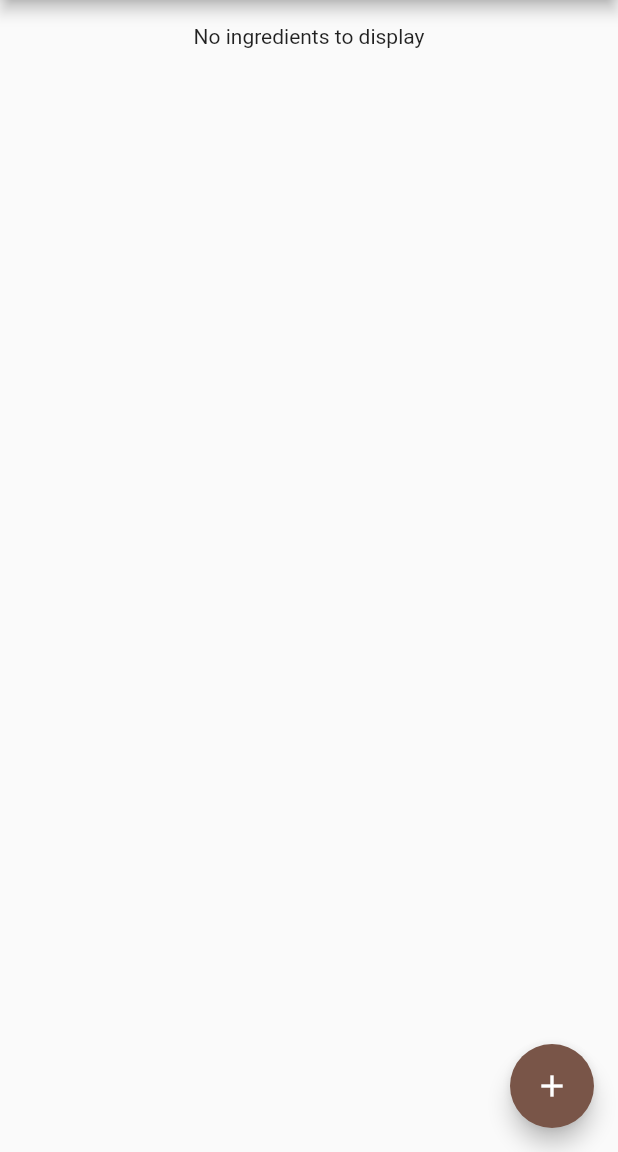
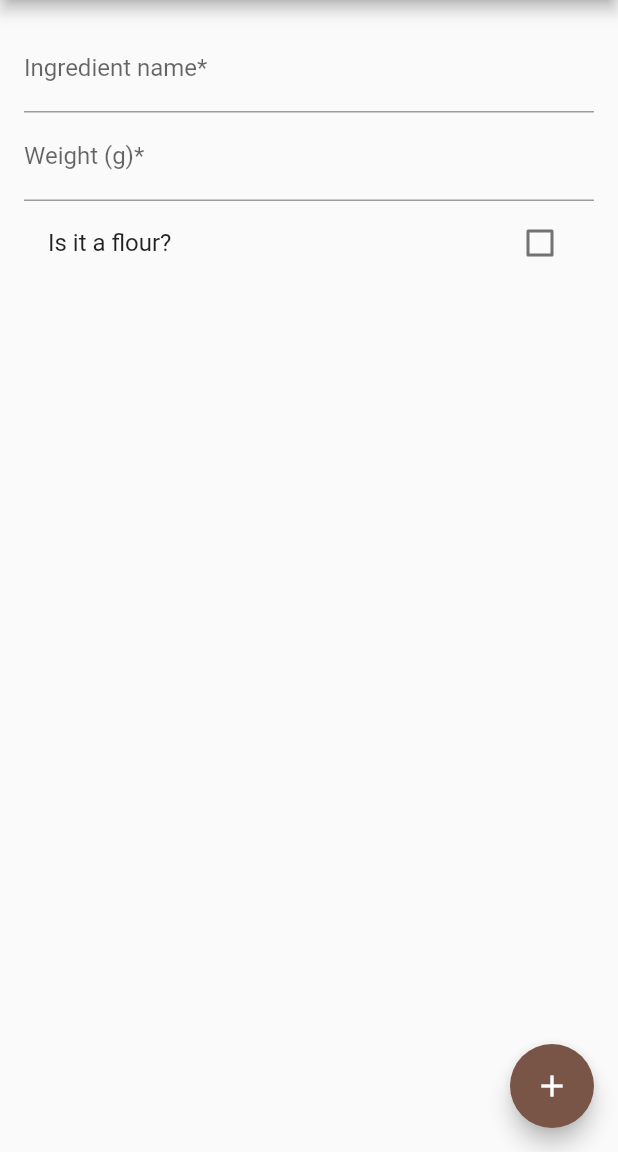
Before and after one commit to juanojeda/bread-calculator-flutter, a Flutter app: the screen it shows after launch, on a phone screen of 412 x 824 dp, the part 84-1236 px from its top. Run offline on Flutter 3.47's test engine with Material 2 defaults, Android fonts, the phone set to English and light mode, and no system bars.

Commit message:
create an ingredient editor

```diff
--- a/lib/main.dart
+++ b/lib/main.dart
@@ -1,4 +1,5 @@
 import 'package:bread_calculator/views/com.bread_calculator.IngredientsTableDisplay.dart';
+import 'package:bread_calculator/views/com.bread_calculator.addIngredient.dart';
 import 'package:flutter/material.dart';
 import 'package:bread_calculator/data/com.bread_calculator.mock_ingredients.dart'
     as mock;
@@ -34,7 +35,7 @@ class BreadCalculatorHomePage extends StatefulWidget {
 
 class _BreadCalculatorHomePageState extends State<BreadCalculatorHomePage> {
   final String title = 'Bread Calculator';
-  List<Ingredient> ingredients = [];
+  final List<Ingredient> ingredients = [];
 
   @override
   Widget build(BuildContext context) {
@@ -49,9 +50,7 @@ class _BreadCalculatorHomePageState extends State<BreadCalculatorHomePage> {
         child: Center(
           child: Column(
             crossAxisAlignment: CrossAxisAlignment.center,
-            children: ingredients.length > 0
-                ? <Widget>[ingredientsTableDisplay(ingredients)]
-                : [Text("No ingredients to display")],
+            children: [AddIngredientForm()],
           ),
         ),
       ),
@@ -59,7 +58,7 @@ class _BreadCalculatorHomePageState extends State<BreadCalculatorHomePage> {
           onPressed: () {
             List _ingredients = getIngredients();
             setState(() {
-              ingredients = _ingredients;
+              ingredients.addAll([..._ingredients]);
             });
           },
           child: Icon(Icons.add)),
--- /dev/null
+++ b/lib/views/com.bread_calculator.addIngredient.dart
@@ -0,0 +1,74 @@
+import 'package:flutter/material.dart';
+
+class AddIngredientForm extends StatefulWidget {
+  @override
+  AddIngredientFormState createState() {
+    return AddIngredientFormState();
+  }
+}
+
+class AddIngredientFormState extends State<AddIngredientForm> {
+  final _formKey = GlobalKey<FormState>();
+  String _ingredientName = "";
+  int _weight = 0;
+  var _isFlour = false;
+  var _isPrimaryFlour = false;
+
+  @override
+  Widget build(BuildContext context) {
+    return Form(
+      key: _formKey,
+      child: Column(
+        children: <Widget>[
+          TextFormField(
+              decoration: InputDecoration(labelText: "Ingredient name*"),
+              autovalidateMode: AutovalidateMode.onUserInteraction,
+              validator: (value) {
+                if (value.isEmpty) {
+                  return "Enter an ingredient.";
+                }
+                return null;
+              }),
+          TextFormField(
+            decoration: InputDecoration(labelText: "Weight (g)*"),
+            keyboardType: TextInputType.phone,
+            autovalidateMode: AutovalidateMode.onUserInteraction,
+            validator: (value) {
+              if (value.isEmpty) {
+                return "Enter a weight in grams.";
+              }
+              if (!RegExp(r'^[\d]+$').hasMatch(value)) {
+                return "Enter a weight in digits.";
+              }
+              return null;
+            },
+          ),
+          CheckboxListTile(
+            title: Text("Is it a flour?"),
+            value: _isFlour,
+            onChanged: (bool newValue) {
+              setState(() {
+                _isFlour = newValue;
+
+                if (newValue == false) {
+                  _isPrimaryFlour = false;
+                }
+              });
+            },
+          ),
+          Visibility(
+              child: CheckboxListTile(
+                title: Text("Is it the main flour?"),
+                value: _isPrimaryFlour,
+                onChanged: (bool newValue) {
+                  setState(() {
+                    _isPrimaryFlour = newValue;
+                  });
+                },
+              ),
+              visible: _isFlour)
+        ],
+      ),
+    );
+  }
+}
```
Also changed, not shown: 1 other file.
